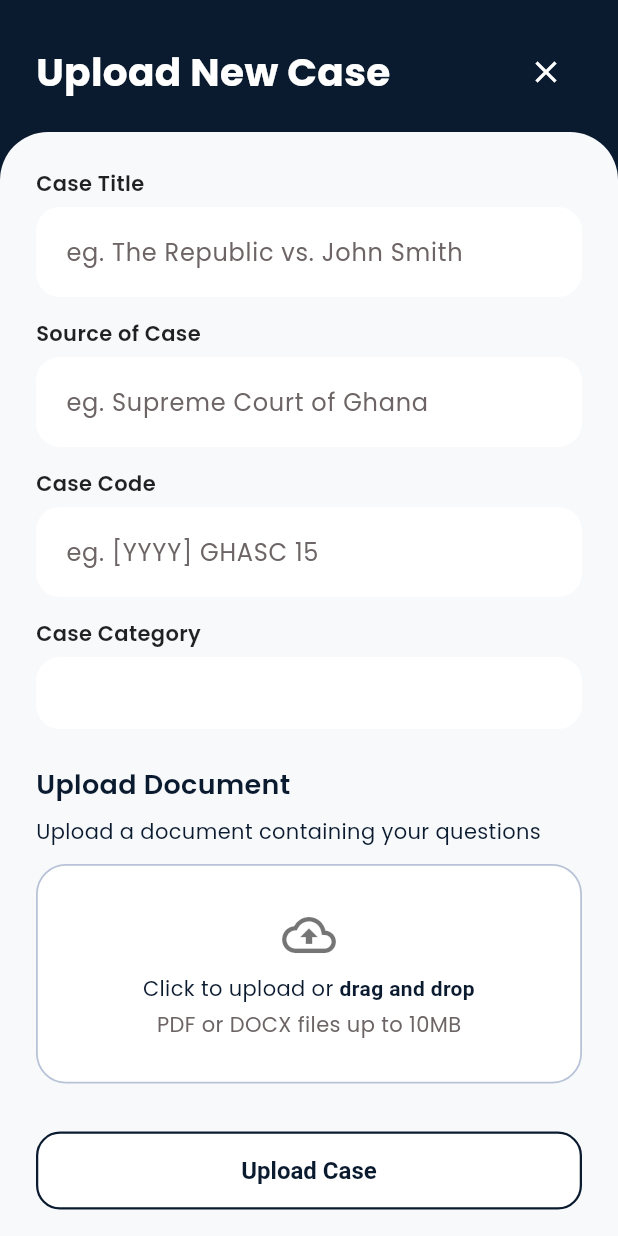
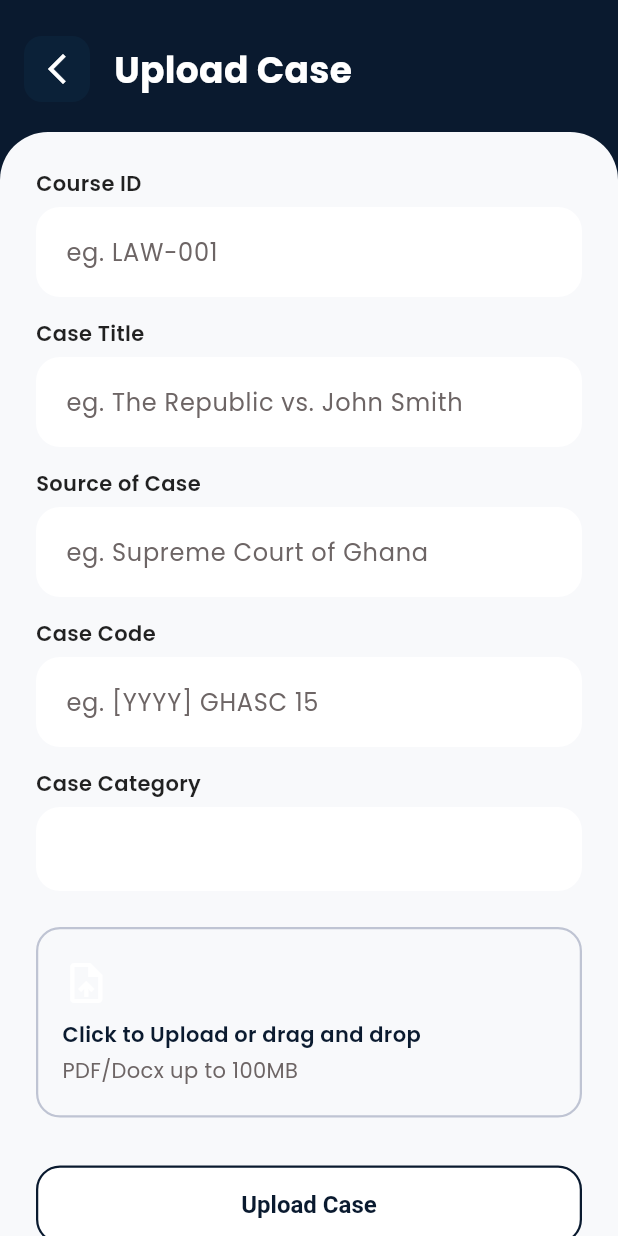
Before and after one commit to sarkodieandy/lexgo, a Flutter app: the UploadNewCaseScreen screen opened directly, on a phone screen of 412 x 824 dp. Run offline on Flutter 3.47's test engine with Material 3 defaults, Android fonts, the phone set to English and light mode, and no system bars; our stand-ins replace file_picker, google_fonts; network calls fail.

Commit message:
Wire cases UI to lecturer API

```diff
--- a/lib/main.dart
+++ b/lib/main.dart
@@ -1,6 +1,7 @@
 import 'package:flutter/material.dart';
 import 'package:provider/provider.dart';
 import 'providers/analysis_provider.dart';
+import 'providers/cases_provider.dart';
 import 'providers/course_assignments_provider.dart';
 import 'providers/home_provider.dart';
 import 'screens/home_screen.dart';
@@ -18,6 +19,7 @@ class LexGoApp extends StatelessWidget {
     return MultiProvider(
       providers: [
         ChangeNotifierProvider(create: (_) => CourseAssignmentsProvider()),
+        ChangeNotifierProvider(create: (_) => CasesProvider()),
         ChangeNotifierProvider(create: (_) => HomeProvider()),
         ChangeNotifierProvider(create: (_) => AnalysisProvider()),
       ],
--- a/lib/models/cases/case_item.dart
+++ b/lib/models/cases/case_item.dart
@@ -1,17 +1,50 @@
 import 'package:flutter/material.dart';
 
+import '../../services/cases_service.dart';
+
 class CaseItem {
+  const CaseItem({
+    required this.id,
+    required this.title,
+    required this.subtitle,
+    required this.code,
+    required this.tag,
+    required this.tagColor,
+    this.documentUrl,
+  });
+
+  final String id;
   final String title;
   final String subtitle;
   final String code;
   final String tag;
   final Color tagColor;
+  final String? documentUrl;
 
-  const CaseItem({
-    required this.title,
-    required this.subtitle,
-    required this.code,
-    required this.tag,
-    required this.tagColor,
-  });
+  factory CaseItem.fromModel(CaseModel model) {
+    return CaseItem(
+      id: model.id,
+      title: model.title,
+      subtitle: model.sourceOfCase,
+      code: model.caseCode,
+      tag: model.caseCategory,
+      tagColor: _colorForCategory(model.caseCategory),
+      documentUrl: model.documentUrl,
+    );
+  }
+
+  static Color _colorForCategory(String category) {
+    switch (category.toLowerCase()) {
+      case 'constitutional law':
+        return const Color(0xFF6366F1);
+      case 'contract law':
+        return const Color(0xFF0A5C20);
+      case 'criminal law':
+        return const Color(0xFFD14234);
+      case 'administrative law':
+        return const Color(0xFFB45309);
+      default:
+        return const Color(0xFF6B7280);
+    }
+  }
 }
--- a/lib/providers/home_provider.dart
+++ b/lib/providers/home_provider.dart
@@ -180,6 +180,7 @@ class HomeProvider extends ChangeNotifier {
 
   List<CaseItem> get cases => const [
         CaseItem(
+          id: 'case-1',
           title: 'The Republic v. John Smith',
           subtitle: 'Supreme Court of Ghana',
           code: '[2024] GHASC 15',
@@ -187,6 +188,7 @@ class HomeProvider extends ChangeNotifier {
           tagColor: Color(0xFFD14234),
         ),
         CaseItem(
+          id: 'case-2',
           title: 'Case Title',
           subtitle: 'Source of case',
           code: 'case code',
@@ -194,6 +196,7 @@ class HomeProvider extends ChangeNotifier {
           tagColor: Color(0xFF8B5CF6),
         ),
         CaseItem(
+          id: 'case-3',
           title: 'Case Title',
           subtitle: 'Source of case',
           code: 'case code',
--- a/lib/screens/cases/upload_new_case_screen.dart
+++ b/lib/screens/cases/upload_new_case_screen.dart
@@ -1,6 +1,8 @@
 import 'package:file_picker/file_picker.dart';
 import 'package:flutter/material.dart';
+import 'package:provider/provider.dart';
 
+import '../../providers/cases_provider.dart';
 import '../../theme/app_colors.dart';
 
 class UploadNewCaseScreen extends StatefulWidget {
@@ -12,14 +14,17 @@ class UploadNewCaseScreen extends StatefulWidget {
 
 class _UploadNewCaseScreenState extends State<UploadNewCaseScreen> {
   final _formKey = GlobalKey<FormState>();
+  final _courseController = TextEditingController();
   final _titleController = TextEditingController();
   final _sourceController = TextEditingController();
   final _codeController = TextEditingController();
   String? _category;
-  String? _pickedFileName;
+  PlatformFile? _selectedFile;
+  bool _isSubmitting = false;
 
   @override
   void dispose() {
+    _courseController.dispose();
     _titleController.dispose();
     _sourceController.dispose();
     _codeController.dispose();
@@ -33,27 +38,49 @@ class _UploadNewCaseScreenState extends State<UploadNewCaseScreen> {
       withData: false,
     );
     if (result != null && result.files.isNotEmpty) {
-      final file = result.files.first;
       setState(() {
-        _pickedFileName = file.name;
+        _selectedFile = result.files.first;
       });
     }
   }
 
-  void _submitCase() {
-    if (!_formKey.currentState!.validate()) {
+  Future<void> _submitCase() async {
+    if (!_formKey.currentState!.validate()) return;
+    final courseId = _courseController.text.trim();
+    if (courseId.isEmpty) {
+      ScaffoldMessenger.of(context).showSnackBar(
+        const SnackBar(content: Text('Please provide the course ID')),
+      );
       return;
     }
-    if (_pickedFileName == null) {
+    final file = _selectedFile;
+    if (file?.path?.isEmpty ?? true) {
       ScaffoldMessenger.of(context).showSnackBar(
         const SnackBar(content: Text('Please upload a document first')),
       );
       return;
     }
-    ScaffoldMessenger.of(
-      context,
-    ).showSnackBar(const SnackBar(content: Text('Case uploaded successfully')));
+    setState(() => _isSubmitting = true);
+    try {
+      await context.read<CasesProvider>().createCase(
+        courseId: courseId,
+        title: _titleController.text.trim(),
+        sourceOfCase: _sourceController.text.trim(),
+        caseCode: _codeController.text.trim(),
+        caseCategory: _category ?? 'General',
+        documentPath: file!.path!,
+      );
+      ScaffoldMessenger.of(context).showSnackBar(
+        const SnackBar(content: Text('Case uploaded successfully')),
+      );
       Navigator.of(context).pop();
+    } catch (err) {
+      ScaffoldMessenger.of(context).showSnackBar(
+        SnackBar(content: Text('Failed to upload case: ${err.toString()}')),
+      );
+    } finally {
+      setState(() => _isSubmitting = false);
+    }
   }
 
   @override
@@ -85,6 +112,12 @@ class _UploadNewCaseScreenState extends State<UploadNewCaseScreen> {
                           crossAxisAlignment: CrossAxisAlignment.start,
                           children: [
                             _buildField(
+                              'Course ID',
+                              'eg. LAW-001',
+                              _courseController,
+                            ),
+                            const SizedBox(height: 14),
+                            _buildField(
                               'Case Title',
                               'eg. The Republic vs. John Smith',
                               _titleController,
@@ -110,7 +143,7 @@ class _UploadNewCaseScreenState extends State<UploadNewCaseScreen> {
                               width: double.infinity,
                               height: 52,
                               child: ElevatedButton(
-                                onPressed: _submitCase,
+                                onPressed: _isSubmitting ? null : _submitCase,
                                 style: ElevatedButton.styleFrom(
                                   backgroundColor: AppColors.brandWhite,
                                   side: const BorderSide(
@@ -122,9 +155,9 @@ class _UploadNewCaseScreenState extends State<UploadNewCaseScreen> {
                                   ),
                                   elevation: 0,
                                 ),
-                                child: const Text(
-                                  'Upload Case',
-                                  style: TextStyle(
+                                child: Text(
+                                  _isSubmitting ? 'Uploading…' : 'Upload Case',
+                                  style: const TextStyle(
                                     fontSize: 16,
                                     fontWeight: FontWeight.w600,
                                     color: AppColors.brandDark,
@@ -201,134 +234,97 @@ class _UploadNewCaseScreenState extends State<UploadNewCaseScreen> {
           style: TextStyle(color: Colors.black87, fontWeight: FontWeight.w600),
         ),
         const SizedBox(height: 6),
-        Container(
-          decoration: BoxDecoration(
-            color: Colors.white,
+        DropdownButtonFormField<String>(
+          value: _category,
+          decoration: InputDecoration(
+            filled: true,
+            fillColor: Colors.white,
+            border: OutlineInputBorder(
               borderRadius: BorderRadius.circular(16),
+              borderSide: BorderSide.none,
             ),
-          padding: const EdgeInsets.symmetric(horizontal: 16),
-          child: DropdownButtonFormField<String>(
-            key: ValueKey(_category ?? 'category_selector'),
-            initialValue: _category,
-            decoration: const InputDecoration(border: InputBorder.none),
-            hint: const Text('Administrative Law'),
-            isExpanded: true,
+          ),
+          hint: const Text('Select category'),
           items: categories
               .map(
-                  (category) => DropdownMenuItem<String>(
-                    value: category,
-                    child: Text(category),
-                  ),
+                (category) =>
+                    DropdownMenuItem(value: category, child: Text(category)),
               )
               .toList(),
           onChanged: (value) => setState(() => _category = value),
-            validator: (value) => (value == null) ? 'Choose a category' : null,
-          ),
         ),
       ],
     );
   }
 
   Widget _buildDocumentUpload() {
-    return Column(
+    return GestureDetector(
+      onTap: _pickDocument,
+      child: Container(
+        width: double.infinity,
+        padding: const EdgeInsets.symmetric(horizontal: 16, vertical: 20),
+        decoration: BoxDecoration(
+          color: const Color(0xFFF8F9FB),
+          borderRadius: BorderRadius.circular(16),
+          border: Border.all(color: const Color(0xFFBFC4D3), width: 1.5),
+        ),
+        child: Column(
           crossAxisAlignment: CrossAxisAlignment.start,
           children: [
-        const Text(
-          'Upload Document',
-          style: TextStyle(fontSize: 18, fontWeight: FontWeight.w600),
+            const Icon(Icons.upload_file, size: 32),
+            const SizedBox(height: 8),
+            Text(
+              _selectedFile?.name ?? 'Click to Upload or drag and drop',
+              style: TextStyle(
+                fontWeight: FontWeight.w600,
+                color: AppColors.brandDark,
               ),
-        const SizedBox(height: 8),
-        const Text('Upload a document containing your questions'),
-        const SizedBox(height: 12),
-        GestureDetector(
-          onTap: _pickDocument,
-          child: DottedBorderBox(
-            child: Column(
-              mainAxisSize: MainAxisSize.min,
-              children: [
-                const Icon(
-                  Icons.cloud_upload_outlined,
-                  size: 36,
-                  color: Colors.black54,
             ),
-                const SizedBox(height: 8),
-                const Text.rich(
-                  TextSpan(
-                    text: 'Click to upload',
-                    children: [
-                      TextSpan(text: ' or '),
-                      TextSpan(
-                        text: 'drag and drop',
-                        style: TextStyle(fontWeight: FontWeight.w600),
+            const SizedBox(height: 4),
+            Text(
+              'PDF/Docx up to 100MB',
+              style: TextStyle(color: AppColors.mutedText),
             ),
           ],
         ),
-                  textAlign: TextAlign.center,
       ),
-                const SizedBox(height: 4),
-                Text(
-                  'PDF or DOCX files up to 10MB',
-                  style: TextStyle(color: AppColors.mutedText),
-                ),
-                if (_pickedFileName != null) ...[
-                  const SizedBox(height: 8),
-                  Text(
-                    _pickedFileName!,
-                    maxLines: 1,
-                    overflow: TextOverflow.ellipsis,
-                    style: const TextStyle(fontWeight: FontWeight.w600),
-                  ),
-                ],
-              ],
-            ),
-          ),
-        ),
-      ],
     );
   }
 
   Widget _buildHeader() {
     return Container(
-      width: double.infinity,
-      padding: const EdgeInsets.fromLTRB(24, 24, 24, 16),
-      decoration: const BoxDecoration(color: AppColors.brandDark),
+      padding: const EdgeInsets.fromLTRB(16, 24, 16, 20),
+      color: AppColors.brandDark,
       child: Row(
         children: [
+          GestureDetector(
+            onTap: () => Navigator.of(context).maybePop(),
+            child: Container(
+              width: 44,
+              height: 44,
+              decoration: BoxDecoration(
+                color: AppColors.brandNavy,
+                borderRadius: BorderRadius.circular(12),
+              ),
+              child: const Center(
+                child: Icon(
+                  Icons.arrow_back_ios_new,
+                  color: AppColors.brandWhite,
+                ),
+              ),
+            ),
+          ),
+          const SizedBox(width: 16),
           const Text(
-            'Upload New Case',
+            'Upload Case',
             style: TextStyle(
               color: AppColors.brandWhite,
-              fontSize: 26,
+              fontSize: 24,
               fontWeight: FontWeight.w700,
             ),
-          ),
-          const Spacer(),
-          IconButton(
-            onPressed: () => Navigator.of(context).pop(),
-            icon: const Icon(Icons.close, color: AppColors.brandWhite),
           ),
         ],
       ),
     );
   }
 }
-
-class DottedBorderBox extends StatelessWidget {
-  const DottedBorderBox({super.key, required this.child});
-
-  final Widget child;
-
-  @override
-  Widget build(BuildContext context) {
-    return Container(
-      width: double.infinity,
-      padding: const EdgeInsets.symmetric(horizontal: 16, vertical: 28),
-      decoration: BoxDecoration(
-        color: Colors.white,
-        borderRadius: BorderRadius.circular(20),
-        border: Border.all(color: const Color(0xFFB8C3D7), width: 1.2),
-      ),
-      child: child,
-    );
-  }
-}
--- a/pubspec.yaml
+++ b/pubspec.yaml
@@ -37,6 +37,7 @@ dependencies:
   provider: ^6.1.5+1
   file_picker: ^5.3.0
   google_fonts: ^5.0.0
+  http: ^1.0.0
 
 dev_dependencies:
   flutter_test:
```
Also changed, not shown: lib/providers/cases_provider.dart (added, +126 -0 lines), lib/screens/cases/cases_screen.dart (+75 -51 lines), lib/services/api_config.dart (added, +12 -0 lines), lib/services/cases_service.dart (added, +151 -0 lines), lib/widgets/cases/case_card.dart (+14 -1 lines), pubspec.lock. Lines whose indentation alone changed are shown as unchanged.
